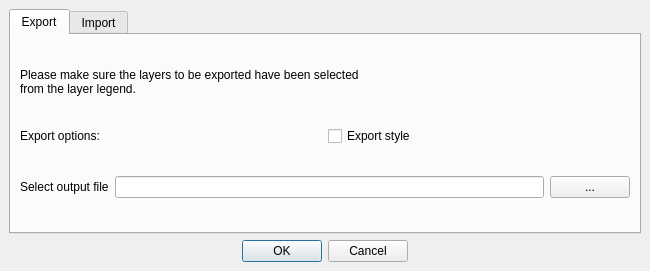
DodoIta/beedip, file beedip_dockwidget_base.ui: the form before one commit.
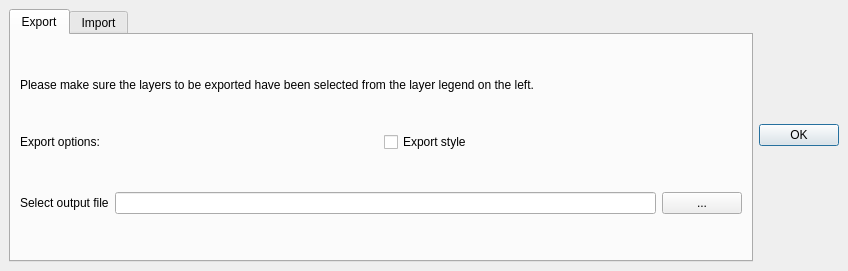
The form after the commit.

Commit message: completed UI restyling

Patch:
```diff
--- a/beedip_dockwidget_base.ui
+++ b/beedip_dockwidget_base.ui
@@ -6,7 +6,7 @@
    <rect>
     <x>0</x>
     <y>0</y>
-    <width>650</width>
+    <width>848</width>
     <height>271</height>
    </rect>
   </property>
@@ -14,7 +14,7 @@
    <string>BeeDip</string>
   </property>
   <widget class="QWidget" name="dockWidgetContents">
-   <layout class="QVBoxLayout" name="verticalLayout">
+   <layout class="QHBoxLayout" name="horizontalLayout_5">
     <item>
      <widget class="QTabWidget" name="tabWidget">
       <property name="currentIndex">
@@ -42,8 +42,7 @@
              <bool>false</bool>
             </property>
             <property name="text">
-             <string>Please make sure the layers to be exported have been selected
-from the layer legend.</string>
+             <string>Please make sure the layers to be exported have been selected from the layer legend on the left.</string>
             </property>
             <property name="scaledContents">
              <bool>false</bool>
@@ -130,13 +129,13 @@
       </widget>
      </widget>
     </item>
-    <item alignment="Qt::AlignHCenter">
+    <item alignment="Qt::AlignHCenter|Qt::AlignVCenter">
      <widget class="QDialogButtonBox" name="buttonBox">
       <property name="orientation">
        <enum>Qt::Horizontal</enum>
       </property>
       <property name="standardButtons">
-       <set>QDialogButtonBox::Cancel|QDialogButtonBox::Ok</set>
+       <set>QDialogButtonBox::Ok</set>
       </property>
      </widget>
     </item>
```
